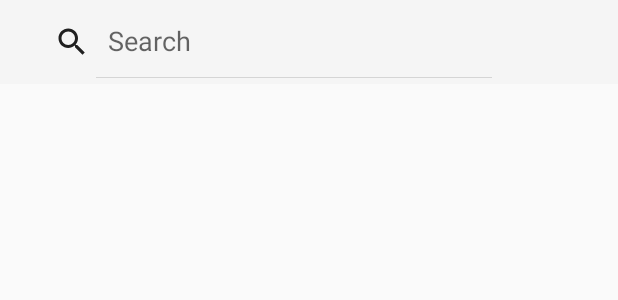
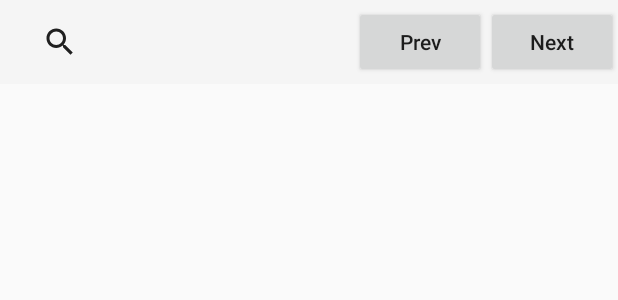
Before and after one commit to kie4280/SoundTube, an Android app: the layout activity_main.xml on its own in the app's theme, with its tools: preview values and no code run, on a phone screen of 412 x 824 dp. Shown: the top 300 px of the screen. Run offline under Robolectric (Android 15) with nearby library versions, the phone set to English and light mode, and no system bars.

Commit message:
toolbar add button

```diff
--- a/app/src/main/res/layout/activity_main.xml
+++ b/app/src/main/res/layout/activity_main.xml
@@ -13,13 +13,24 @@
             android:theme="?attr/actionBarTheme"
             android:minHeight="?attr/actionBarSize" android:layout_alignParentTop="true"
             android:id="@+id/toolbar" android:layout_alignParentStart="true">
-        <SearchView
-                android:id="@+id/searchView"
-                android:layout_width="wrap_content"
-                android:layout_height="wrap_content"
-                android:iconifiedByDefault="false"
-                android:queryHint="Search"
-        />
+        <RelativeLayout android:layout_width="wrap_content" android:layout_height="wrap_content">
+            <Button
+                    android:text="Next"
+                    android:layout_width="wrap_content"
+                    android:layout_height="wrap_content" android:id="@+id/nextButton"
+                    android:textAllCaps="false"
+                    android:layout_alignParentTop="true" android:layout_alignParentEnd="true"/>
+            <SearchView
+                    android:layout_width="wrap_content"
+                    android:layout_height="wrap_content" android:id="@+id/searchView">
+            </SearchView>
+            <Button
+                    android:text="Prev"
+                    android:layout_width="wrap_content"
+                    android:layout_height="wrap_content" android:id="@+id/prevButton"
+                    android:textAllCaps="false"
+                    android:layout_alignParentTop="true" android:layout_toStartOf="@+id/nextButton"/>
+        </RelativeLayout>
     </android.support.v7.widget.Toolbar>
 
 </RelativeLayout>
--- a/app/src/main/res/layout/fragment_video.xml
+++ b/app/src/main/res/layout/fragment_video.xml
@@ -20,7 +20,9 @@
                 android:layout_width="match_parent"
                 android:layout_height="wrap_content" android:id="@+id/textView"
                 android:layout_alignParentTop="true" android:layout_alignParentStart="true"
-                android:textColor="@android:color/black" android:textSize="24sp"/>
+                android:textColor="@android:color/black" android:textSize="24sp" android:layout_marginBottom="10dp"
+                android:layout_marginEnd="10dp"
+                android:layout_marginStart="10dp" android:layout_marginTop="10dp"/>
     </RelativeLayout>
     <RelativeLayout
             android:layout_width="match_parent"
--- a/app/src/main/res/layout/pageselector.xml
+++ /dev/null
@@ -1,6 +0,0 @@
-<?xml version="1.0" encoding="utf-8"?>
-<RelativeLayout xmlns:android="http://schemas.android.com/apk/res/android"
-                android:layout_width="match_parent"
-                android:layout_height="match_parent">
-
-</RelativeLayout>
```
Also changed, not shown: app/src/main/java/kie/com/soundtube/MainActivity.java (+9 -1 lines), app/src/main/java/kie/com/soundtube/MediaPlayerService.java (+4 -4 lines), app/src/main/java/kie/com/soundtube/SearchFragment.java (+38 -19 lines).
